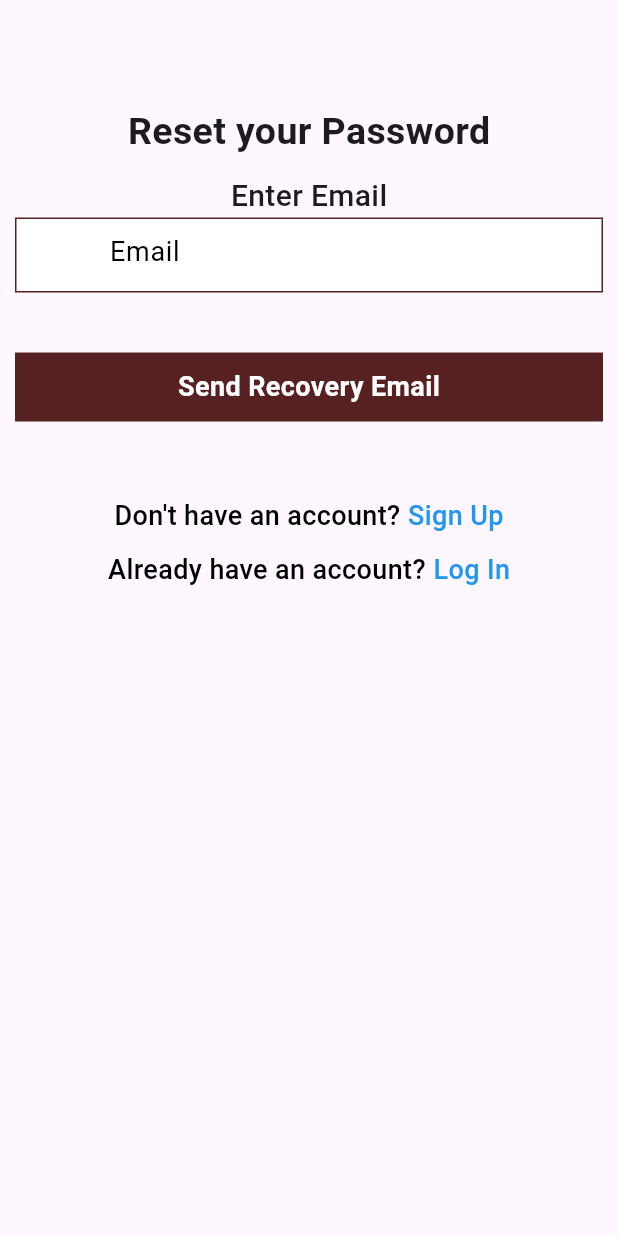
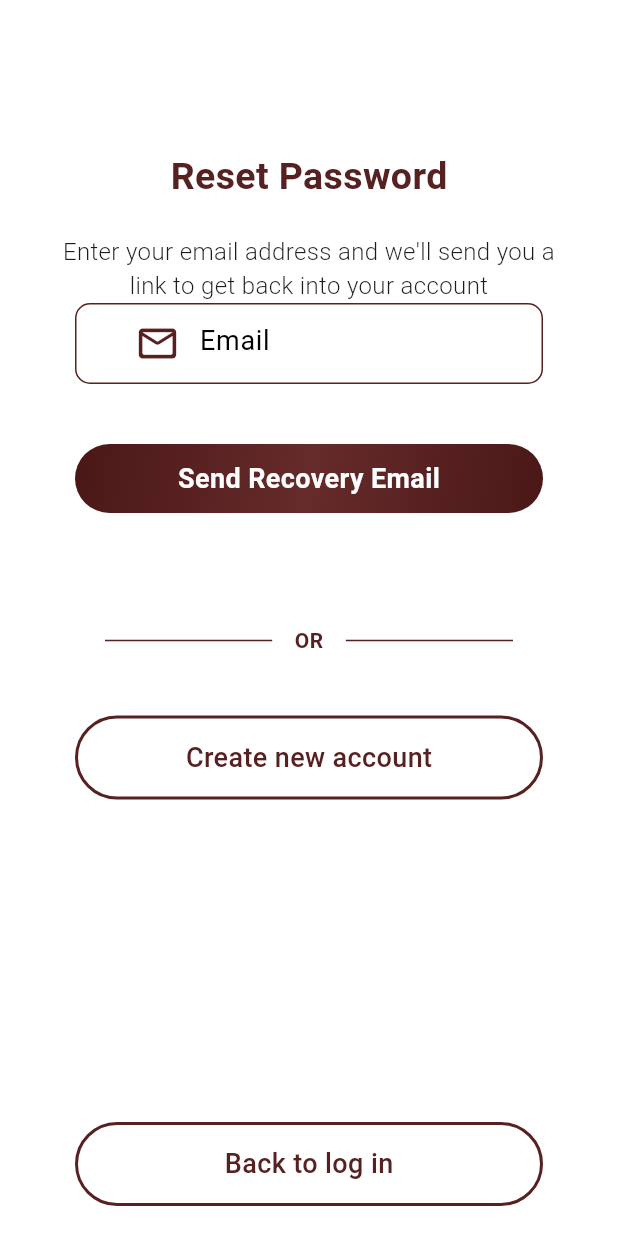
Before and after one commit to lrongyi/Orbital, a Flutter app: the ForgotPassword screen opened directly, on a phone screen of 412 x 824 dp. Run offline on Flutter 3.47's test engine with Material 3 defaults, Android fonts, the phone set to English and light mode, and no system bars; our stand-ins replace cloud_firestore, firebase_auth, firebase_core, fl_chart, flutter_colorpicker, flutter_dotenv and 2 more; accounts and stored records are empty.

Commit message:
Update UI for auth screens

```diff
--- a/lib/screens/authentication_screens/forgot_password.dart
+++ b/lib/screens/authentication_screens/forgot_password.dart
@@ -4,6 +4,7 @@ import 'package:ss/screens/authentication_screens/log_in.dart';
 import 'package:ss/screens/authentication_screens/sign_up.dart';
 import 'package:ss/services/auth.dart';
 import 'package:ss/shared/authentication_deco.dart';
+import 'package:ss/shared/main_screens_deco.dart';
 
 class ForgotPassword extends StatefulWidget {
   const ForgotPassword({super.key});
@@ -21,41 +22,56 @@ class _ForgotPasswordState extends State<ForgotPassword> {
   @override
   Widget build(BuildContext context) {
     return Scaffold(
+      backgroundColor: Colors.white,
       body: Container(
+        padding: const EdgeInsets.only(
+          top: 100,
+          left: 20,
+          right: 20,
+          ),
         child: Column(
           children: [
-            const SizedBox(
-              height: 70.0,
-            ),
             Container(
               alignment: Alignment.topCenter,
-              child: const Text(
-                'Reset your Password',
+              child: Text(
+                'Reset Password',
                 style: TextStyle(
+                  color: mainColor,
                   fontSize: 25.0,
                   fontWeight: FontWeight.bold,
                 ),
               ),
             ),
-            const SizedBox(
-              height: 10.0,
+            const SizedBox(height: 20,),
+            const Padding(
+              padding: EdgeInsets.symmetric(horizontal: 20.0),
+              child: Text(
+                "Enter your email address and we'll send you a link to get back into your account",
+                style: TextStyle(
+                  fontSize: 16,
+                  fontWeight: FontWeight.w300,
+                  // color: Colors.grey
                 ),
-            const Text(
-              'Enter Email',
-              style: TextStyle(
-                fontSize: 20.0,
-                fontWeight: FontWeight.w500,
+                textAlign: TextAlign.center,
               ),
             ),
+            // Text(
+            //   'Enter Email',
+            //   style: TextStyle(
+            //     color: mainColor,
+            //     fontSize: 20.0,
+            //     fontWeight: FontWeight.w500,
+            //   ),
+            // ),
             Expanded(
               child: Form(
                 key: _formkey,
                 child: Padding(
-                  padding: EdgeInsets.only(left: 10.0, right: 10.0),
+                  padding: const EdgeInsets.symmetric(horizontal: 30.0),
                   child: ListView(
                     children: [
                       Container(
-                        padding: EdgeInsets.only(left: 10.0, right: 10.0),
+                        padding: spaceBetweenForms,
                         decoration: textFieldDeco,
                         child: TextFormField(
                           validator: (value) {
@@ -67,9 +83,9 @@ class _ForgotPasswordState extends State<ForgotPassword> {
                           controller: emailController,
                           decoration: inputDeco.copyWith(
                             hintText: 'Email',
-                            prefixIcon: const Icon(
-                              Icons.person,
-                              color: Colors.white,
+                            prefixIcon: Icon(
+                              Icons.mail_outline_rounded,
+                              color: mainColor,
                               size: 30.0,
                             ),
                           ),
@@ -89,7 +105,7 @@ class _ForgotPasswordState extends State<ForgotPassword> {
                         },
                         child: Container(
                           width: 140,
-                          padding: EdgeInsets.all(10),
+                          padding: const EdgeInsets.all(10),
                           decoration: buttonDeco,
                           child: const Center(
                             child: Text(
@@ -103,63 +119,63 @@ class _ForgotPasswordState extends State<ForgotPassword> {
                           )
                         ),
                       ),
+
                       const SizedBox(
-                        height: 50.0
+                        height: 75
                       ),
-                      Row(
-                        mainAxisAlignment: MainAxisAlignment.center,
-                        children: [
-                          const Text(
-                            "Don't have an account?",
-                            style: TextStyle(
-                              color: Colors.black,
-                              fontSize: 18.0,
-                              fontWeight: FontWeight.w500,
-                            )
+
+                      orDivider,
+
+                      const SizedBox(
+                        height: 40
                       ),
-                          const SizedBox(
-                            width: 5.0,
-                          ),
+
                       GestureDetector(
                         onTap: () {
-                              Navigator.pushAndRemoveUntil(context, MaterialPageRoute(builder: (context) => SignUp()), (route) => false);
+                          Navigator.pushAndRemoveUntil(context, MaterialPageRoute(builder: ((context) => SignUp())), (route) => false);
                         },
-                            child: const Text('Sign Up', style: TextStyle(
-                              color: Colors.blue,
-                              fontSize: 18.0,
-                              fontWeight: FontWeight.w500,
-                            ),),
-                          )
-                        ],
+
+                        child: Container(
+                          width: MediaQuery.of(context).size.width,
+                          padding: const EdgeInsets.symmetric(vertical: 13.0, horizontal: 30.0),
+                          decoration: switchAuthButtonDeco,
+                          child: Center(
+                            child: Text(
+                              'Create new account',
+                              style: TextStyle(
+                                color: mainColor,
+                                fontSize: 18,
+                                fontWeight: FontWeight.w500
                               ),
-                      const SizedBox(
-                        height: 10.0
                             ),
-                      Row(
-                        mainAxisAlignment: MainAxisAlignment.center,
-                        children: [
-                          const Text(
-                            "Already have an account?",
-                            style: TextStyle(
-                              color: Colors.black,
-                              fontSize: 18.0,
-                              fontWeight: FontWeight.w500,
-                            )
                           ),
-                          const SizedBox(
-                            width: 5.0,
                         ),
+                      ),
+
+                      const SizedBox(height: 215,),
+
                       GestureDetector(
                         onTap: () {
-                              Navigator.pushAndRemoveUntil(context, MaterialPageRoute(builder: (context) => LogIn()), (route) => false);
+                          Navigator.pushAndRemoveUntil(
+                                context,
+                                MaterialPageRoute(builder: ((context) => LogIn())),
+                                (route) => false);
                         },
-                            child: const Text('Log In', style: TextStyle(
-                              color: Colors.blue,
-                              fontSize: 18.0,
-                              fontWeight: FontWeight.w500,
-                            ),),
-                          )
-                        ],
+                        child: Container(
+                            width: MediaQuery.of(context).size.width,
+                            padding: const EdgeInsets.symmetric(vertical: 13.0, horizontal: 30.0),
+                            decoration: switchAuthButtonDeco,
+                            child: Center(
+                              child: Text(
+                                'Back to log in',
+                                style: TextStyle(
+                                  color: mainColor,
+                                  fontSize: 18,
+                                  fontWeight: FontWeight.w500
+                                ),
+                              ),
+                            ),
+                          ),
                       )
                     ],
                   )
--- a/lib/shared/authentication_deco.dart
+++ b/lib/shared/authentication_deco.dart
@@ -1,11 +1,12 @@
 import 'package:flutter/material.dart';
+import 'package:ss/shared/main_screens_deco.dart';
 
 Widget sizedBoxSpacer = const SizedBox(height: 20.0,);
 EdgeInsets spaceBetweenForms = const EdgeInsets.symmetric(vertical: 2.0, horizontal: 30.0);
 BoxDecoration textFieldDeco = BoxDecoration(
                       color: Colors.white,
-                      border: Border.all(color: const Color.fromARGB(255, 88, 33, 33)),
-                      // borderRadius: BorderRadius.circular(30)
+                      border: Border.all(color: mainColor),
+                      borderRadius: BorderRadius.circular(10)
                       );
 InputDecoration inputDeco = const InputDecoration(
                           border: InputBorder.none,
@@ -14,7 +15,55 @@ InputDecoration inputDeco = const InputDecoration(
                             fontSize: 18.0
                           )
                         );
-BoxDecoration buttonDeco = const BoxDecoration(
-                      color: Color.fromARGB(255, 88, 33, 33),
-                      // borderRadius: BorderRadius.circular(30)
+BoxDecoration buttonDeco = BoxDecoration(
+                      color: mainColor,
+                      gradient: LinearGradient(
+                        colors: [
+                          const Color.fromARGB(255, 74, 23, 23),
+                          mainColor,
+                          const Color.fromARGB(255, 102, 43, 43),
+                          mainColor,
+                          const Color.fromARGB(255, 74, 23, 23),
+                        ],
+                        begin: Alignment.topLeft,
+                        end: Alignment.bottomRight,
+                      ),
+                      borderRadius: BorderRadius.circular(30)
                       );
+
+BoxDecoration switchAuthButtonDeco = BoxDecoration(
+      color: Colors.transparent,
+      border: Border.all(
+        color: mainColor,
+        width: 2.0,
+      ),
+      borderRadius: BorderRadius.circular(30),
+    );
+
+Row orDivider = Row(
+                        children: [
+                          Expanded(
+                            child: Divider(
+                              indent: 20.0,
+                              endIndent: 15,
+                              thickness: 1,
+                              color: mainColor,
+                            ),
+                          ),
+                          Text(
+                            'OR',
+                            style: TextStyle(
+                              color: mainColor,
+                              fontWeight: FontWeight.bold,
+                            ),
+                          ),
+                          Expanded(
+                            child: Divider(
+                              indent: 15,
+                              endIndent: 20.0,
+                              thickness: 1,
+                              color: mainColor,
+                            ),
+                          ),
+                        ],
+                      );
--- a/pubspec.yaml
+++ b/pubspec.yaml
@@ -40,7 +40,7 @@ dependencies:
   firebase_ui_auth: ^1.14.0
   google_sign_in: ^6.2.1
   cloud_firestore: ^4.17.3
-  intl: ^0.19.0
+  intl: ^0.18.1
   flutter_colorpicker: ^1.1.0
   fl_chart: ^0.35.0
   provider: ^6.1.2
```
Also changed, not shown: lib/screens/authentication_screens/log_in.dart (+53 -40 lines), lib/screens/authentication_screens/sign_up.dart (+52 -34 lines), pubspec.lock. Lines whose indentation alone changed are shown as unchanged.
